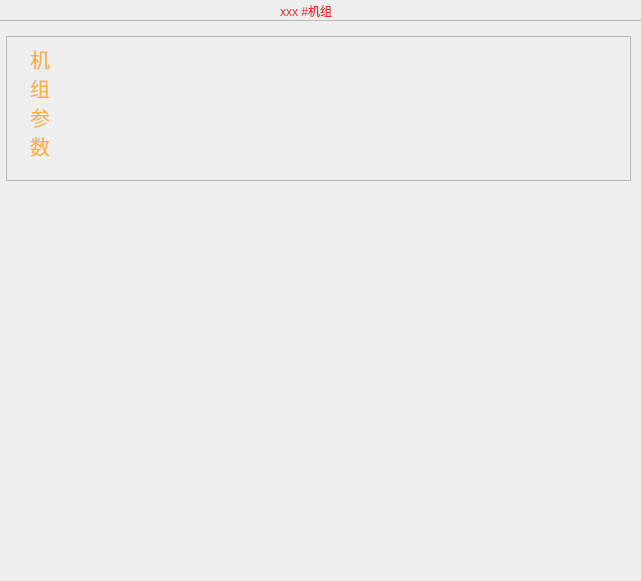
The window that Window/Module/modularchiller.ui (caosq/ChickenFarm) describes before a commit, drawn with Qt 5.
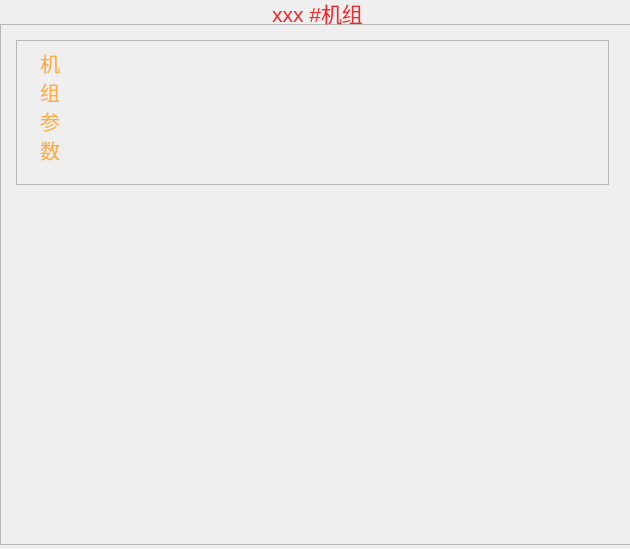
The same window after the commit. Icons and pictures are not drawn.

```diff
--- a/Window/Module/modularchiller.ui
+++ b/Window/Module/modularchiller.ui
@@ -6,8 +6,8 @@
    <rect>
     <x>0</x>
     <y>0</y>
-    <width>641</width>
-    <height>581</height>
+    <width>630</width>
+    <height>549</height>
    </rect>
   </property>
   <property name="windowTitle">
@@ -16,10 +16,10 @@
   <widget class="QFrame" name="frame">
    <property name="geometry">
     <rect>
-     <x>-10</x>
-     <y>20</y>
-     <width>661</width>
-     <height>569</height>
+     <x>0</x>
+     <y>24</y>
+     <width>633</width>
+     <height>521</height>
     </rect>
    </property>
    <property name="styleSheet">
@@ -37,7 +37,7 @@
      <rect>
       <x>16</x>
       <y>16</y>
-      <width>625</width>
+      <width>593</width>
       <height>145</height>
      </rect>
     </property>
@@ -123,10 +123,10 @@
   <widget class="QLabel" name="label">
    <property name="geometry">
     <rect>
-     <x>280</x>
+     <x>272</x>
      <y>0</y>
-     <width>101</width>
-     <height>21</height>
+     <width>105</width>
+     <height>25</height>
     </rect>
    </property>
    <property name="palette">
@@ -166,6 +166,11 @@
      </disabled>
     </palette>
    </property>
+   <property name="font">
+    <font>
+     <pointsize>16</pointsize>
+    </font>
+   </property>
    <property name="styleSheet">
     <string notr="true">font: 63 oblique 16pt &quot;URW Gothic L&quot;;</string>
    </property>
```
Left out of the diff: 2 changed lines with no effect on the pictures.
